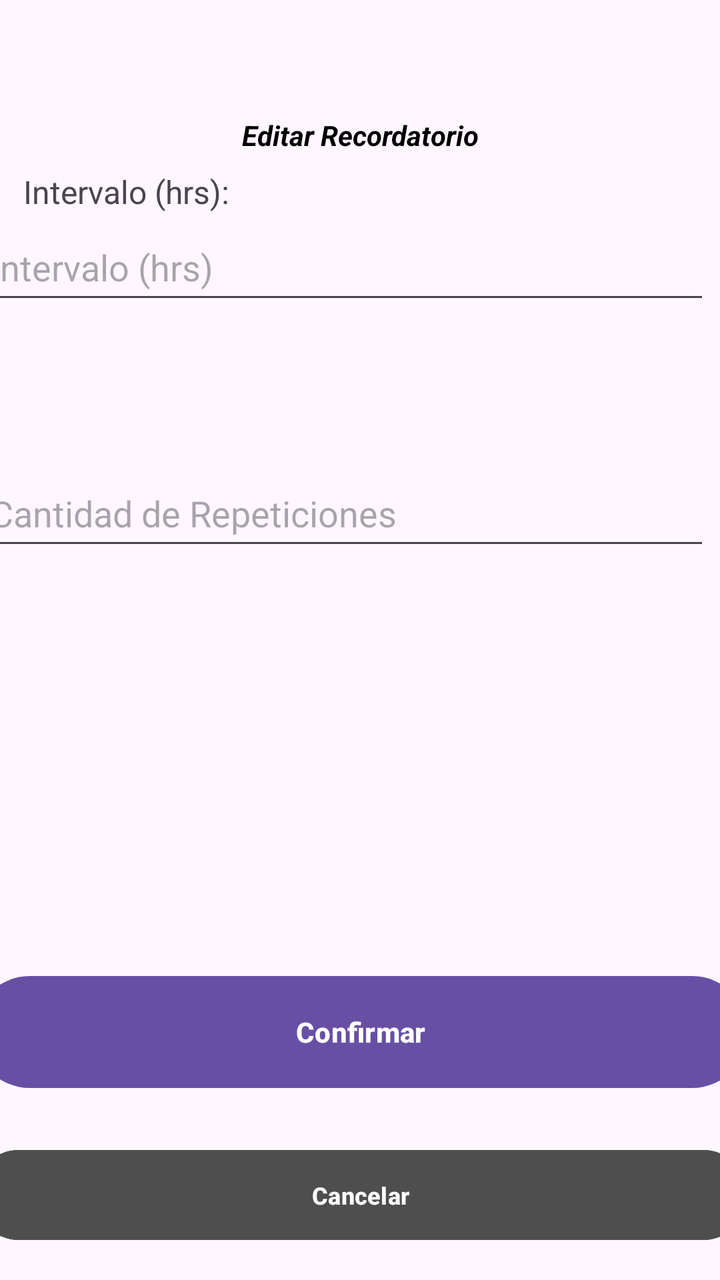
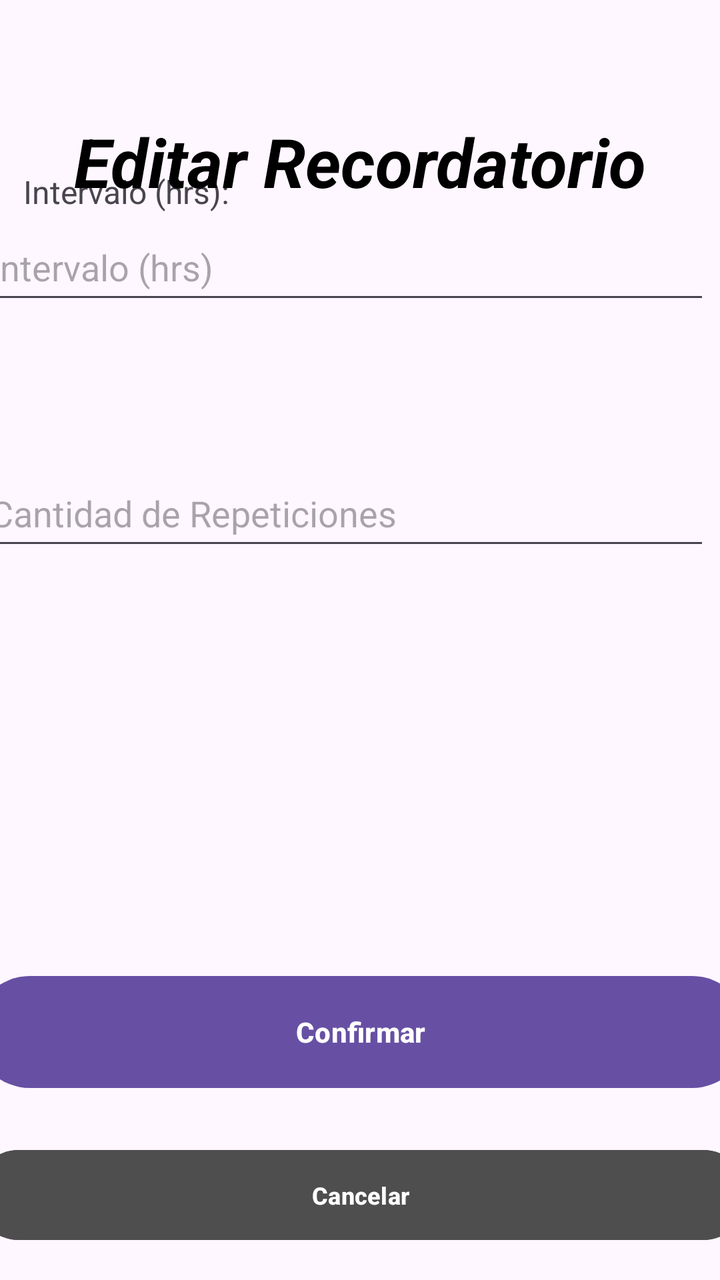

Screens rendered from an Android XML layout before and after an edit, with the pre-edit source and the edit as a unified diff.
<!-- AndroidManifest.xml: application theme Theme.MobilesVC -->
<!-- res/layout/recordatorio_edit_view.xml -->
<?xml version="1.0" encoding="utf-8"?>
<androidx.constraintlayout.widget.ConstraintLayout xmlns:android="http://schemas.android.com/apk/res/android"
    xmlns:app="http://schemas.android.com/apk/res-auto"
    xmlns:tools="http://schemas.android.com/tools"
    android:layout_width="match_parent"
    android:layout_height="match_parent">

    <TextView
        android:id="@+id/textView49"
        android:layout_width="200dp"
        android:layout_height="22dp"
        android:layout_marginTop="296dp"
        android:text="Cantidad de Repeticiones:"
        android:textSize="16sp"
        app:layout_constraintBottom_toTopOf="@+id/vCantidadEdit"
        app:layout_constraintEnd_toEndOf="parent"
        app:layout_constraintHorizontal_bias="0.051"
        app:layout_constraintStart_toStartOf="parent"
        app:layout_constraintTop_toTopOf="parent"
        app:layout_constraintVertical_bias="1.0" />

    <TextView
        android:id="@+id/textView48"
        android:layout_width="130dp"
        android:layout_height="22dp"
        android:text="Intervalo (hrs):"
        android:textSize="16sp"
        app:layout_constraintBottom_toTopOf="@+id/vIntervaloEdit"
        app:layout_constraintEnd_toEndOf="parent"
        app:layout_constraintHorizontal_bias="0.051"
        app:layout_constraintStart_toStartOf="parent" />

    <com.google.android.material.textfield.TextInputEditText
        android:id="@+id/vIntervaloEdit"
        android:layout_width="364dp"
        android:layout_height="50dp"
        android:layout_marginStart="16dp"
        android:layout_marginEnd="31dp"
        android:layout_marginBottom="73dp"
        android:hint="Intervalo (hrs)"
        app:layout_constraintBottom_toTopOf="@+id/vCantidadEdit"
        app:layout_constraintEnd_toEndOf="parent"
        app:layout_constraintStart_toStartOf="parent" />

    <com.google.android.material.textfield.TextInputEditText
        android:id="@+id/vCantidadEdit"
        android:layout_width="364dp"
        android:layout_height="50dp"
        android:layout_marginStart="16dp"
        android:layout_marginEnd="31dp"
        android:layout_marginBottom="204dp"
        android:hint="Cantidad de Repeticiones"
        app:layout_constraintBottom_toTopOf="@+id/vEditRecordatorio"
        app:layout_constraintEnd_toEndOf="parent"
        app:layout_constraintStart_toStartOf="parent" />

    <Button
        android:id="@+id/vEditRecordatorio"
        android:layout_width="387dp"
        android:layout_height="64dp"
        android:layout_marginBottom="92dp"
        android:paddingVertical="14dp"
        android:text="Confirmar"
        android:textStyle="bold"
        app:layout_constraintBottom_toBottomOf="parent"
        app:layout_constraintEnd_toEndOf="parent"
        app:layout_constraintHorizontal_bias="0.5"
        app:layout_constraintStart_toStartOf="parent" />

    <TextView
        android:id="@+id/textView7"
        android:layout_width="wrap_content"
        android:layout_height="wrap_content"
        android:layout_marginStart="97dp"
        android:layout_marginTop="58dp"
        android:layout_marginEnd="97dp"
        android:fontFamily="sans-serif"
        android:text="Editar Recordatorio"
        android:textColor="#000000"
        android:textStyle="bold|italic"
        app:layout_constraintEnd_toEndOf="parent"
        app:layout_constraintStart_toStartOf="parent"
        app:layout_constraintTop_toTopOf="parent"
        tools:textSize="26sp" />

    <Button
        android:id="@+id/vVolverRecordatorioEdit"
        android:layout_width="387dp"
        android:layout_height="53dp"
        android:layout_marginHorizontal="24dp"
        android:layout_marginBottom="16dp"
        android:backgroundTint="#4E4E4E"
        android:paddingVertical="10dp"
        android:text="Cancelar"
        android:textSize="12sp"
        android:textStyle="bold"
        android:visibility="visible"
        app:layout_constraintBottom_toBottomOf="parent"
        app:layout_constraintEnd_toEndOf="parent"
        app:layout_constraintHorizontal_bias="0.5"
        app:layout_constraintStart_toStartOf="parent" />

</androidx.constraintlayout.widget.ConstraintLayout>
<!-- resources referenced by this layout -->
<resources>
  <style name="Theme.MobilesVC" parent="Base.Theme.MobilesVC" />
  <style name="Base.Theme.MobilesVC" parent="Theme.Material3.DayNight.NoActionBar">
          
          
      </style>
</resources>

<!-- the commit's change to res/layout/recordatorio_edit_view.xml (unified diff, before → after) -->
@@ -77,6 +77,7 @@
         android:fontFamily="sans-serif"
         android:text="Editar Recordatorio"
         android:textColor="#000000"
+        android:textSize="34sp"
         android:textStyle="bold|italic"
         app:layout_constraintEnd_toEndOf="parent"
         app:layout_constraintStart_toStartOf="parent"
